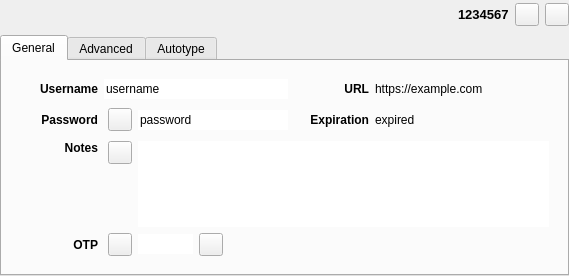
First picture: the form in src/gui/EntryPreviewWidget.ui, repository keepassxreboot/keepassxc, before the edit.
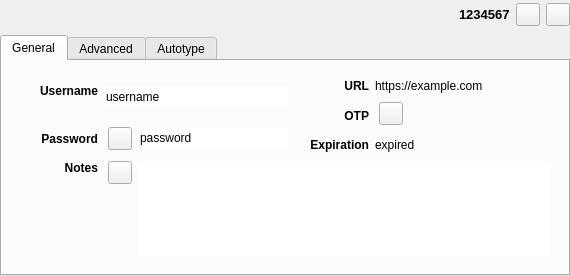
Second picture: the form after the edit. Custom widgets are drawn as their Qt base class.

Commit message: move otp line widget above expiration (in preview panel)

Patch:
```diff
--- a/src/gui/EntryPreviewWidget.ui
+++ b/src/gui/EntryPreviewWidget.ui
@@ -6,7 +6,7 @@
    <rect>
     <x>0</x>
     <y>0</y>
-    <width>569</width>
+    <width>570</width>
     <height>276</height>
    </rect>
   </property>
@@ -164,24 +164,30 @@
            <item row="0" column="0">
             <widget class="QWidget" name="entryGeneralWidget" native="true">
              <layout class="QGridLayout" name="gridLayout_5">
-              <item row="0" column="0">
-               <spacer name="entryLeftHorizontalSpacer">
-                <property name="orientation">
-                 <enum>Qt::Horizontal</enum>
+              <item row="4" column="4" colspan="2">
+               <widget class="QLabel" name="entryExpirationTitleLabel">
+                <property name="sizePolicy">
+                 <sizepolicy hsizetype="Minimum" vsizetype="Preferred">
+                  <horstretch>0</horstretch>
+                  <verstretch>0</verstretch>
+                 </sizepolicy>
                 </property>
-                <property name="sizeType">
-                 <enum>QSizePolicy::Fixed</enum>
+                <property name="font">
+                 <font>
+                  <weight>75</weight>
+                  <bold>true</bold>
+                 </font>
                 </property>
-                <property name="sizeHint" stdset="0">
-                 <size>
-                  <width>20</width>
-                  <height>20</height>
-                 </size>
+                <property name="text">
+                 <string>Expiration</string>
                 </property>
-               </spacer>
+                <property name="alignment">
+                 <set>Qt::AlignRight|Qt::AlignTrailing|Qt::AlignVCenter</set>
+                </property>
+               </widget>
               </item>
-              <item row="4" column="0">
-               <spacer name="horizontalSpacer_2">
+              <item row="3" column="0" rowspan="2">
+               <spacer name="entryLeftHorizontalSpacer_2">
                 <property name="orientation">
                  <enum>Qt::Horizontal</enum>
                 </property>
@@ -191,13 +197,13 @@
                 <property name="sizeHint" stdset="0">
                  <size>
                   <width>20</width>
-                  <height>20</height>
+                  <height>30</height>
                  </size>
                 </property>
                </spacer>
               </item>
-              <item row="4" column="2">
-               <layout class="QHBoxLayout" name="horizontalLayout_8">
+              <item row="1" column="6" rowspan="3">
+               <layout class="QHBoxLayout" name="entryOTPLayoutCode">
                 <property name="sizeConstraint">
                  <enum>QLayout::SetDefaultConstraint</enum>
                 </property>
@@ -217,50 +223,78 @@
                   </property>
                  </widget>
                 </item>
-                <item>
-                 <widget class="QLineEdit" name="entryOTPCode">
-                  <property name="sizePolicy">
-                   <sizepolicy hsizetype="Maximum" vsizetype="Fixed">
-                    <horstretch>0</horstretch>
-                    <verstretch>0</verstretch>
-                   </sizepolicy>
-                  </property>
-                  <property name="minimumSize">
-                   <size>
-                    <width>55</width>
-                    <height>0</height>
-                   </size>
-                  </property>
-                  <property name="maximumSize">
-                   <size>
-                    <width>55</width>
-                    <height>16777215</height>
-                   </size>
-                  </property>
-                  <property name="text">
-                   <string/>
-                  </property>
-                  <property name="frame">
-                   <bool>false</bool>
-                  </property>
-                  <property name="dragEnabled">
-                   <bool>true</bool>
-                  </property>
-                  <property name="readOnly">
-                   <bool>true</bool>
-                  </property>
-                 </widget>
-                </item>
-                <item>
-                 <widget class="QToolButton" name="copyOTPButton">
-                  <property name="text">
-                   <string/>
-                  </property>
-                 </widget>
-                </item>
                </layout>
               </item>
-              <item row="2" column="2" rowspan="2" colspan="6">
+              <item row="0" column="1" rowspan="2">
+               <widget class="QLabel" name="entryUsernameTitleLabel">
+                <property name="sizePolicy">
+                 <sizepolicy hsizetype="Minimum" vsizetype="Preferred">
+                  <horstretch>0</horstretch>
+                  <verstretch>0</verstretch>
+                 </sizepolicy>
+                </property>
+                <property name="font">
+                 <font>
+                  <weight>75</weight>
+                  <bold>true</bold>
+                 </font>
+                </property>
+                <property name="layoutDirection">
+                 <enum>Qt::LeftToRight</enum>
+                </property>
+                <property name="text">
+                 <string>Username</string>
+                </property>
+                <property name="alignment">
+                 <set>Qt::AlignRight|Qt::AlignTrailing|Qt::AlignVCenter</set>
+                </property>
+               </widget>
+              </item>
+              <item row="3" column="1" rowspan="2">
+               <widget class="QLabel" name="entryPasswordTitleLabel">
+                <property name="sizePolicy">
+                 <sizepolicy hsizetype="Minimum" vsizetype="Preferred">
+                  <horstretch>0</horstretch>
+                  <verstretch>0</verstretch>
+                 </sizepolicy>
+                </property>
+                <property name="font">
+                 <font>
+                  <weight>75</weight>
+                  <bold>true</bold>
+                 </font>
+                </property>
+                <property name="text">
+                 <string>Password</string>
+                </property>
+                <property name="alignment">
+                 <set>Qt::AlignRight|Qt::AlignTrailing|Qt::AlignVCenter</set>
+                </property>
+               </widget>
+              </item>
+              <item row="0" column="4" rowspan="2" colspan="2">
+               <widget class="QLabel" name="entryUrlTitleLabel">
+                <property name="sizePolicy">
+                 <sizepolicy hsizetype="Minimum" vsizetype="Preferred">
+                  <horstretch>0</horstretch>
+                  <verstretch>0</verstretch>
+                 </sizepolicy>
+                </property>
+                <property name="font">
+                 <font>
+                  <weight>75</weight>
+                  <bold>true</bold>
+                 </font>
+                </property>
+                <property name="text">
+                 <string>URL</string>
+                </property>
+                <property name="alignment">
+                 <set>Qt::AlignRight|Qt::AlignTop|Qt::AlignTrailing</set>
+                </property>
+               </widget>
+              </item>
+              <item row="5" column="2" rowspan="2" colspan="6">
                <layout class="QHBoxLayout" name="horizontalLayout_3" stretch="0,0">
                 <property name="spacing">
                  <number>6</number>
@@ -302,153 +336,7 @@
                 </item>
                </layout>
               </item>
-              <item row="1" column="1">
-               <widget class="QLabel" name="entryPasswordTitleLabel">
-                <property name="sizePolicy">
-                 <sizepolicy hsizetype="Minimum" vsizetype="Preferred">
-                  <horstretch>0</horstretch>
-                  <verstretch>0</verstretch>
-                 </sizepolicy>
-                </property>
-                <property name="font">
-                 <font>
-                  <weight>75</weight>
-                  <bold>true</bold>
-                 </font>
-                </property>
-                <property name="text">
-                 <string>Password</string>
-                </property>
-                <property name="alignment">
-                 <set>Qt::AlignRight|Qt::AlignTrailing|Qt::AlignVCenter</set>
-                </property>
-               </widget>
-              </item>
-              <item row="4" column="4" colspan="4">
-               <widget class="QLabel" name="entryOTPTimeout">
-                <property name="sizePolicy">
-                 <sizepolicy hsizetype="Expanding" vsizetype="Preferred">
-                  <horstretch>0</horstretch>
-                  <verstretch>0</verstretch>
-                 </sizepolicy>
-                </property>
-                <property name="minimumSize">
-                 <size>
-                  <width>40</width>
-                  <height>0</height>
-                 </size>
-                </property>
-                <property name="text">
-                 <string/>
-                </property>
-               </widget>
-              </item>
-              <item row="4" column="1">
-               <widget class="QLabel" name="entryOTPLabel">
-                <property name="sizePolicy">
-                 <sizepolicy hsizetype="Minimum" vsizetype="Preferred">
-                  <horstretch>0</horstretch>
-                  <verstretch>0</verstretch>
-                 </sizepolicy>
-                </property>
-                <property name="font">
-                 <font>
-                  <weight>75</weight>
-                  <bold>true</bold>
-                 </font>
-                </property>
-                <property name="text">
-                 <string>OTP</string>
-                </property>
-                <property name="alignment">
-                 <set>Qt::AlignRight|Qt::AlignTrailing|Qt::AlignVCenter</set>
-                </property>
-               </widget>
-              </item>
-              <item row="4" column="3">
-               <spacer name="horizontalSpacer_3">
-                <property name="orientation">
-                 <enum>Qt::Horizontal</enum>
-                </property>
-                <property name="sizeType">
-                 <enum>QSizePolicy::Fixed</enum>
-                </property>
-                <property name="sizeHint" stdset="0">
-                 <size>
-                  <width>13</width>
-                  <height>20</height>
-                 </size>
-                </property>
-               </spacer>
-              </item>
-              <item row="1" column="0">
-               <spacer name="entryLeftHorizontalSpacer_2">
-                <property name="orientation">
-                 <enum>Qt::Horizontal</enum>
-                </property>
-                <property name="sizeType">
-                 <enum>QSizePolicy::Fixed</enum>
-                </property>
-                <property name="sizeHint" stdset="0">
-                 <size>
-                  <width>20</width>
-                  <height>30</height>
-                 </size>
-                </property>
-               </spacer>
-              </item>
-              <item row="1" column="7">
-               <widget class="QLabel" name="entryExpirationLabel">
-                <property name="sizePolicy">
-                 <sizepolicy hsizetype="Expanding" vsizetype="Preferred">
-                  <horstretch>0</horstretch>
-                  <verstretch>0</verstretch>
-                 </sizepolicy>
-                </property>
-                <property name="text">
-                 <string notr="true">expired</string>
-                </property>
-               </widget>
-              </item>
-              <item row="2" column="1">
-               <widget class="QLabel" name="entryNotesTitleLabel">
-                <property name="sizePolicy">
-                 <sizepolicy hsizetype="Minimum" vsizetype="Preferred">
-                  <horstretch>0</horstretch>
-                  <verstretch>0</verstretch>
-                 </sizepolicy>
-                </property>
-                <property name="font">
-                 <font>
-                  <weight>75</weight>
-                  <bold>true</bold>
-                 </font>
-                </property>
-                <property name="text">
-                 <string>Notes</string>
-                </property>
-                <property name="alignment">
-                 <set>Qt::AlignRight|Qt::AlignTop|Qt::AlignTrailing</set>
-                </property>
-               </widget>
-              </item>
-              <item row="3" column="0">
-               <spacer name="entryLeftHorizontalSpacer_5">
-                <property name="orientation">
-                 <enum>Qt::Horizontal</enum>
-                </property>
-                <property name="sizeType">
-                 <enum>QSizePolicy::Fixed</enum>
-                </property>
-                <property name="sizeHint" stdset="0">
-                 <size>
-                  <width>20</width>
-                  <height>20</height>
-                 </size>
-                </property>
-               </spacer>
-              </item>
-              <item row="0" column="7">
+              <item row="0" column="6" colspan="2">
                <widget class="ElidedLabel" name="entryUrlLabel">
                 <property name="sizePolicy">
                  <sizepolicy hsizetype="Expanding" vsizetype="Preferred">
@@ -476,7 +364,112 @@
                 </property>
                </widget>
               </item>
-              <item row="1" column="5">
+              <item row="0" column="0" rowspan="2">
+               <spacer name="entryLeftHorizontalSpacer">
+                <property name="orientation">
+                 <enum>Qt::Horizontal</enum>
+                </property>
+                <property name="sizeType">
+                 <enum>QSizePolicy::Fixed</enum>
+                </property>
+                <property name="sizeHint" stdset="0">
+                 <size>
+                  <width>20</width>
+                  <height>20</height>
+                 </size>
+                </property>
+               </spacer>
+              </item>
+              <item row="6" column="0">
+               <spacer name="entryLeftHorizontalSpacer_5">
+                <property name="orientation">
+                 <enum>Qt::Horizontal</enum>
+                </property>
+                <property name="sizeType">
+                 <enum>QSizePolicy::Fixed</enum>
+                </property>
+                <property name="sizeHint" stdset="0">
+                 <size>
+                  <width>20</width>
+                  <height>20</height>
+                 </size>
+                </property>
+               </spacer>
+              </item>
+              <item row="2" column="7" rowspan="2">
+               <widget class="QLabel" name="entryOTPTimeout">
+                <property name="sizePolicy">
+                 <sizepolicy hsizetype="Expanding" vsizetype="Preferred">
+                  <horstretch>0</horstretch>
+                  <verstretch>0</verstretch>
+                 </sizepolicy>
+                </property>
+                <property name="minimumSize">
+                 <size>
+                  <width>40</width>
+                  <height>0</height>
+                 </size>
+                </property>
+                <property name="text">
+                 <string/>
+                </property>
+                <property name="alignment">
+                 <set>Qt::AlignLeading|Qt::AlignLeft|Qt::AlignTop</set>
+                </property>
+               </widget>
+              </item>
+              <item row="5" column="1">
+               <widget class="QLabel" name="entryNotesTitleLabel">
+                <property name="sizePolicy">
+                 <sizepolicy hsizetype="Minimum" vsizetype="Preferred">
+                  <horstretch>0</horstretch>
+                  <verstretch>0</verstretch>
+                 </sizepolicy>
+                </property>
+                <property name="font">
+                 <font>
+                  <weight>75</weight>
+                  <bold>true</bold>
+                 </font>
+                </property>
+                <property name="text">
+                 <string>Notes</string>
+                </property>
+                <property name="alignment">
+                 <set>Qt::AlignRight|Qt::AlignTop|Qt::AlignTrailing</set>
+                </property>
+               </widget>
+              </item>
+              <item row="4" column="6" colspan="2">
+               <widget class="QLabel" name="entryExpirationLabel">
+                <property name="sizePolicy">
+                 <sizepolicy hsizetype="Expanding" vsizetype="Preferred">
+                  <horstretch>0</horstretch>
+                  <verstretch>0</verstretch>
+                 </sizepolicy>
+                </property>
+                <property name="text">
+                 <string notr="true">expired</string>
+                </property>
+               </widget>
+              </item>
+              <item row="2" column="3" rowspan="2">
+               <spacer name="horizontalSpacer_3">
+                <property name="orientation">
+                 <enum>Qt::Horizontal</enum>
+                </property>
+                <property name="sizeType">
+                 <enum>QSizePolicy::Fixed</enum>
+                </property>
+                <property name="sizeHint" stdset="0">
+                 <size>
+                  <width>10</width>
+                  <height>20</height>
+                 </size>
+                </property>
+               </spacer>
+              </item>
+              <item row="4" column="3">
                <spacer name="entryMiddleHorizontalSpacer_3">
                 <property name="orientation">
                  <enum>Qt::Horizontal</enum>
@@ -492,8 +485,8 @@
                 </property>
                </spacer>
               </item>
-              <item row="1" column="6">
-               <widget class="QLabel" name="entryExpirationTitleLabel">
+              <item row="2" column="4" rowspan="2" colspan="2">
+               <widget class="QLabel" name="entryOTPLabel">
                 <property name="sizePolicy">
                  <sizepolicy hsizetype="Minimum" vsizetype="Preferred">
                   <horstretch>0</horstretch>
@@ -507,61 +500,14 @@
                  </font>
                 </property>
                 <property name="text">
-                 <string>Expiration</string>
+                 <string>OTP</string>
                 </property>
                 <property name="alignment">
-                 <set>Qt::AlignRight|Qt::AlignTrailing|Qt::AlignVCenter</set>
+                 <set>Qt::AlignRight|Qt::AlignTop|Qt::AlignTrailing</set>
                 </property>
                </widget>
               </item>
-              <item row="0" column="6">
-               <widget class="QLabel" name="entryUrlTitleLabel">
-                <property name="sizePolicy">
-                 <sizepolicy hsizetype="Minimum" vsizetype="Preferred">
-                  <horstretch>0</horstretch>
-                  <verstretch>0</verstretch>
-                 </sizepolicy>
-                </property>
-                <property name="font">
-                 <font>
-                  <weight>75</weight>
-                  <bold>true</bold>
-                 </font>
-                </property>
-                <property name="text">
-                 <string>URL</string>
-                </property>
-                <property name="alignment">
-                 <set>Qt::AlignRight|Qt::AlignTrailing|Qt::AlignVCenter</set>
-                </property>
-               </widget>
-              </item>
-              <item row="0" column="1">
-               <widget class="QLabel" name="entryUsernameTitleLabel">
-                <property name="sizePolicy">
-                 <sizepolicy hsizetype="Minimum" vsizetype="Preferred">
-                  <horstretch>0</horstretch>
-                  <verstretch>0</verstretch>
-                 </sizepolicy>
-                </property>
-                <property name="font">
-                 <font>
-                  <weight>75</weight>
-                  <bold>true</bold>
-                 </font>
-                </property>
-                <property name="layoutDirection">
-                 <enum>Qt::LeftToRight</enum>
-                </property>
-                <property name="text">
-                 <string>Username</string>
-                </property>
-                <property name="alignment">
-                 <set>Qt::AlignRight|Qt::AlignTrailing|Qt::AlignVCenter</set>
-                </property>
-               </widget>
-              </item>
-              <item row="1" column="2" colspan="3">
+              <item row="3" column="2" rowspan="2">
                <layout class="QHBoxLayout" name="horizontalLayout_2" stretch="0,0">
                 <property name="spacing">
                  <number>6</number>
@@ -606,7 +552,7 @@
                 </item>
                </layout>
               </item>
-              <item row="0" column="5">
+              <item row="0" column="3" rowspan="2">
                <spacer name="entryMiddleHorizontalSpacer">
                 <property name="orientation">
                  <enum>Qt::Horizontal</enum>
@@ -622,7 +568,7 @@
                 </property>
                </spacer>
               </item>
-              <item row="0" column="2" colspan="3">
+              <item row="0" column="2" rowspan="3">
                <widget class="QLineEdit" name="entryUsernameLabel">
                 <property name="minimumSize">
                  <size>
```
The commit also changes 5 other files.
